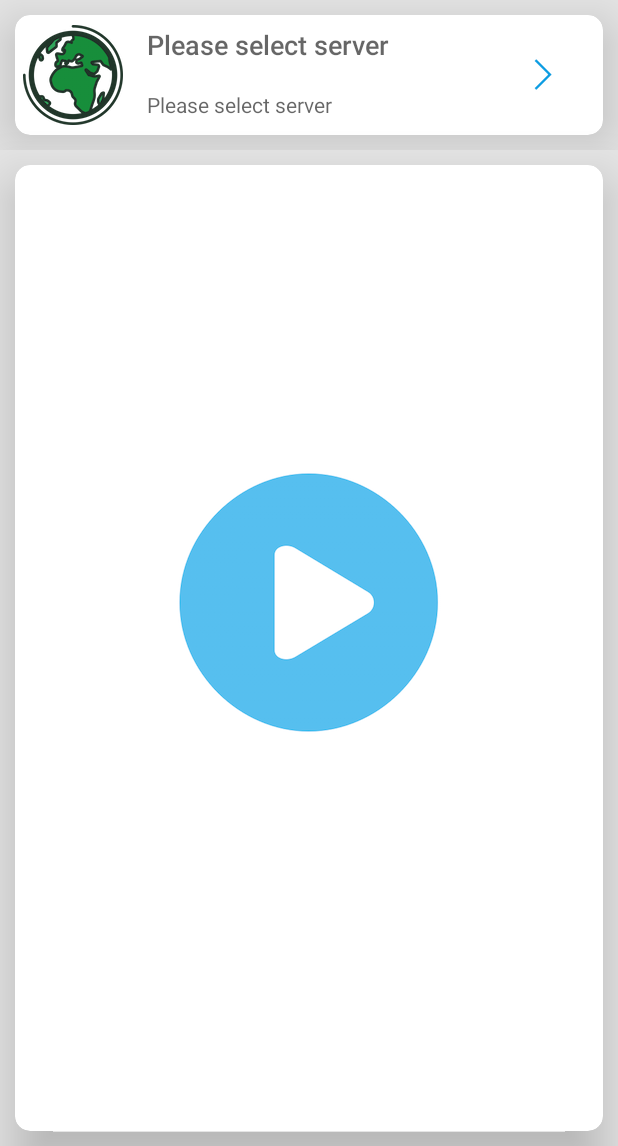
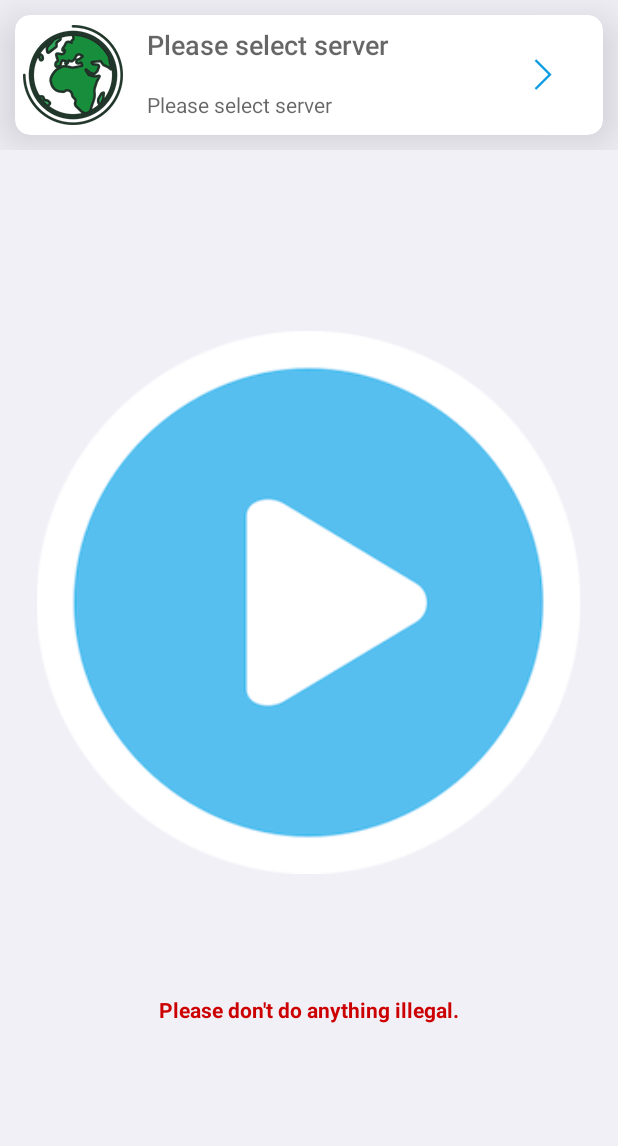
Before and after one commit to woshiwzy/myshdowss, an Android app: the layout activity_main.xml on its own in the app's theme, with its tools: preview values and no code run, on a phone screen of 412 x 824 dp, the part 90-1236 px from its top. Run offline under Robolectric (Android 15) with nearby library versions, the phone set to English and light mode, and no system bars.

Commit message:
optmize ui

```diff
--- a/app/src/main/res/layout/activity_main.xml
+++ b/app/src/main/res/layout/activity_main.xml
@@ -45,31 +45,11 @@
     </RelativeLayout>
 
 
-    <android.support.v4.widget.DrawerLayout
-
-        android:id="@+id/drawerLayout"
-        android:layout_width="match_parent"
-        android:layout_height="match_parent"
-        android:background="#E5E5E5">
-
     <LinearLayout
         android:layout_width="match_parent"
         android:layout_height="match_parent"
         android:contentDescription="This is content"
         android:orientation="vertical">
-
-
-            <LinearLayout
-                android:layout_width="match_parent"
-                android:layout_height="match_parent"
-                android:gravity="center"
-                android:orientation="vertical">
-
-                <RelativeLayout
-                    android:layout_width="match_parent"
-                    android:layout_height="0dp"
-                    android:layout_weight="1.6">
-
 
         <LinearLayout
             android:id="@+id/viewSelectServer"
@@ -173,110 +153,53 @@
 
         </LinearLayout>
 
-                    <android.support.v7.widget.CardView
-                        android:id="@+id/relativeLayoutBottom"
-                        android:layout_width="match_parent"
-                        android:layout_height="match_parent"
-                        android:layout_below="@id/viewSelectServer"
-                        android:layout_margin="@dimen/margin_content"
-                        app:cardBackgroundColor="@android:color/white"
-                        app:cardCornerRadius="10dp"
-                        app:cardElevation="20dp">
 
         <LinearLayout
             android:layout_width="match_parent"
             android:layout_height="match_parent"
-                            android:gravity="center"
+            android:gravity="top"
             android:orientation="vertical">
 
             <TextView
                 android:id="@+id/textViewStatus"
                 android:layout_width="match_parent"
-                                android:layout_height="wrap_content"
-                                android:minHeight="@dimen/input_item_height"
-                                android:layout_alignParentTop="true"
-                                android:gravity="center" />
+                android:layout_height="0dp"
+                android:layout_weight="1"
+                android:gravity="center"
+                android:minHeight="@dimen/input_item_height" />
 
+            <LinearLayout
+                android:layout_width="match_parent"
+                android:layout_height="0dp"
+                android:layout_weight="3"
+                android:gravity="center">
 
-                            <ToggleButton
+                <ImageView
                     android:id="@+id/toggleButton"
-                                android:layout_width="wrap_content"
-                                android:layout_height="wrap_content"
-                                android:layout_margin="@dimen/margin_content"
+                    android:layout_width="match_parent"
+                    android:layout_height="match_parent"
                     android:background="@null"
-                                android:button="@drawable/toogle"
-                                android:disabledAlpha="2.0"
+                    android:src="@drawable/icon_start"
                     android:textOff=""
                     android:textOn="" />
 
-                            <LinearLayout
-                                android:layout_width="match_parent"
-                                android:layout_height="100dp">
-
-                                <TextView
-                                    android:layout_width="match_parent"
-                                    android:layout_height="wrap_content" />
-                            </LinearLayout>
-
-                        </LinearLayout>
-
-                    </android.support.v7.widget.CardView>
-                </RelativeLayout>
-
-            </LinearLayout>
             </LinearLayout>
 
 
-        <LinearLayout
-            android:layout_width="200dp"
-            android:layout_height="match_parent"
-            android:layout_gravity="start"
-            android:background="#E5E5E5"
-            android:orientation="vertical">
+            <TextView
+                android:id="@+id/textViewNotify"
+                android:layout_width="match_parent"
+                android:layout_height="0dp"
+                android:layout_weight="1.5"
+                android:gravity="center"
+                android:text="@string/be_law"
+                android:textColor="@android:color/holo_red_dark"
+                android:textStyle="bold" />
 
-            <View style="@style/splite_view" />
-
-            <RelativeLayout
-                android:id="@+id/viewMenuExit"
-                android:layout_width="match_parent"
-                android:layout_height="@dimen/input_item_height"
-                android:background="@android:color/black">
-
-                <TextView
-                    android:layout_width="match_parent"
-                    android:layout_height="@dimen/input_item_height"
-                    android:gravity="center"
-                    android:text="@string/menu_item_exit"
-                    android:textColor="#5CC9F5"
-                    android:textSize="@dimen/text_size_content" />
-            </RelativeLayout>
-
-            <View style="@style/splite_view" />
-
-
-            <View style="@style/splite_view" />
-
-            <RelativeLayout
-                android:id="@+id/feedBack"
-                android:layout_width="match_parent"
-                android:layout_height="@dimen/input_item_height"
-                android:background="@android:color/black">
-
-                <TextView
-                    android:layout_width="match_parent"
-                    android:layout_height="@dimen/input_item_height"
-                    android:gravity="center"
-                    android:text="@string/menu_feedback"
-                    android:textColor="#5CC9F5"
-                    android:textSize="@dimen/text_size_content" />
-            </RelativeLayout>
-
-            <View style="@style/splite_view" />
+        </LinearLayout>
 
 
     </LinearLayout>
 
-    </android.support.v4.widget.DrawerLayout>
-
 
 </LinearLayout>
--- a/app/src/main/res/values/strings.xml
+++ b/app/src/main/res/values/strings.xml
@@ -29,4 +29,5 @@
     <string name="select_server">Please select server</string>
     <string name="select_server_befor">Please stop first.</string>
     <string name="law">I will abide by my laws.</string>
+    <string name="be_law">Please don\'t do anything illegal.</string>
 </resources>
```
Also changed, not shown: app/build.gradle (+12 -10 lines), app/src/main/assets/proxy.json (+9 -9 lines), app/src/main/java/com/vm/shadowsocks/activity/MainActivity.java (+12 -61 lines), app/src/main/java/com/vm/shadowsocks/adapter/HostAdapter.kt (+8 -1 lines), 1 other file. Lines whose indentation alone changed are shown as unchanged.
